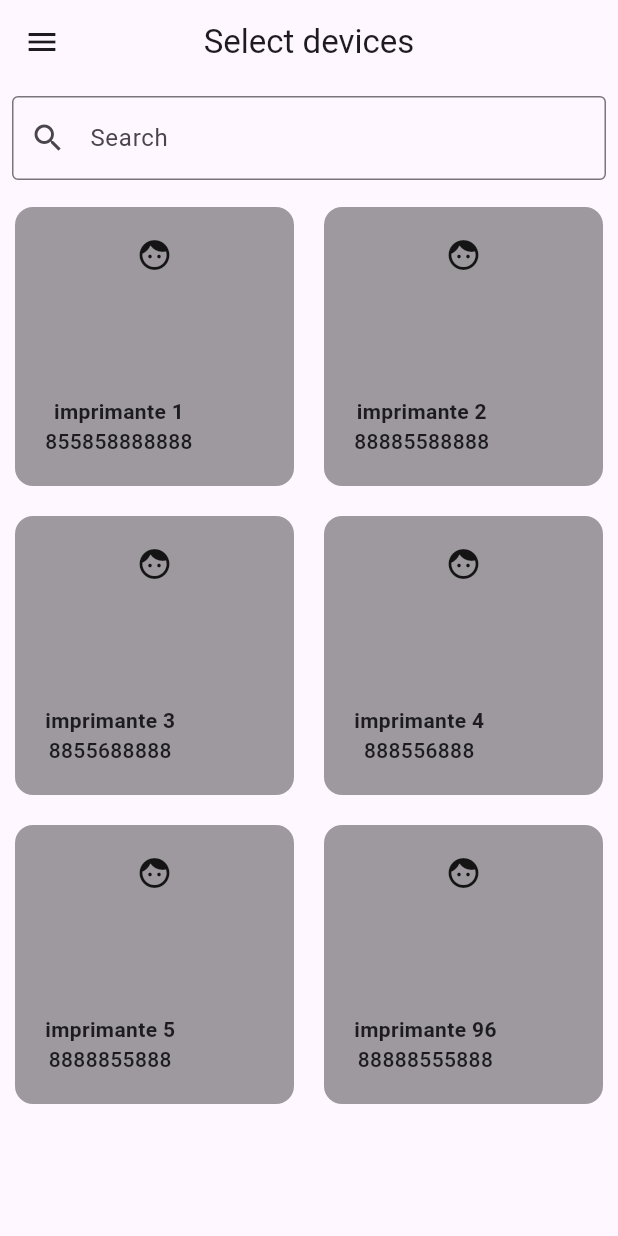
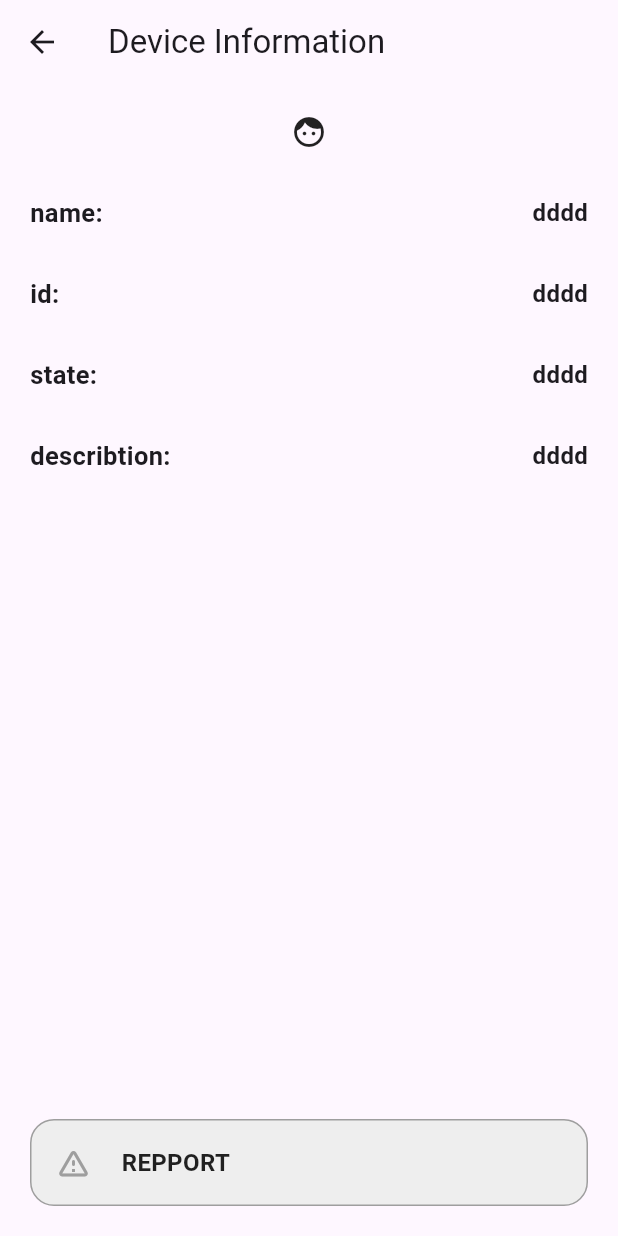
Before and after one commit to mohamedamine-code/chech_Licence_Flutter, a Flutter app: the Selectdevices screen opened by its route, after a tap on "imprimante 1", on a phone screen of 412 x 824 dp. Run offline on Flutter 3.47's test engine with Material 3 defaults, Android fonts, the phone set to English and light mode, and no system bars.

Commit message:
Device Information  commit

```diff
--- a/lib/Component/Container.dart
+++ b/lib/Component/Container.dart
@@ -28,6 +28,7 @@ class MyContainer extends StatelessWidget {
       child: Row(
         children: [
             Icon(icon, color: color ?? Colors.grey),
+            const SizedBox(width: 20,),
           Text(
             data,
             style: TextStyle(
--- a/lib/pages/SelectDevices.dart
+++ b/lib/pages/SelectDevices.dart
@@ -1,6 +1,7 @@
 import 'package:check_license/Component/Drawer.dart';
 import 'package:check_license/Component/MyDevice.dart';
 import 'package:check_license/models/DataBase.dart';
+import 'package:check_license/util/infromationDevice.dart';
 import 'package:flutter/material.dart';
 import 'package:provider/provider.dart';
 
@@ -81,10 +82,12 @@ class _SelectdevicesState extends State<Selectdevices> {
               itemCount: device.length,
               itemBuilder: (context, index) {
                 return MyDevice(
-                  onTap: (){
-
+                  onTap: () {
+                    Navigator.push(context, MaterialPageRoute(builder: (context) => Infromationdevice(),));
                   },
-                  name: device[index].name, id: device[index].id);
+                  name: device[index].name,
+                  id: device[index].id,
+                );
               },
             ),
           ),
--- /dev/null
+++ b/lib/util/infromationDevice.dart
@@ -0,0 +1,91 @@
+import 'package:check_license/Component/Container.dart';
+import 'package:flutter/material.dart';
+
+class Infromationdevice extends StatelessWidget {
+  const Infromationdevice({super.key});
+
+  @override
+  Widget build(BuildContext context) {
+    return Scaffold(
+      appBar: AppBar(title: Text("Device Information")),
+      body: Center(
+        child: Padding(
+          padding: const EdgeInsets.all(20),
+          child: Column(
+            mainAxisAlignment: MainAxisAlignment.spaceBetween,
+            children: [
+
+              Column(
+                children: [
+                  Icon(Icons.face),
+                  const SizedBox(height: 30),
+                  Row(
+                    mainAxisAlignment: MainAxisAlignment.spaceBetween,
+                    children: [
+                      Text(
+                        "name:",
+                        style: TextStyle(fontSize: 17, fontWeight: FontWeight.bold),
+                      ),
+                      Text(
+                        "dddd",
+                        style: TextStyle(fontSize: 16, fontWeight: FontWeight.w600),
+                      ),
+                    ],
+                  ),
+                  const SizedBox(height: 30),
+                  Row(
+                    mainAxisAlignment: MainAxisAlignment.spaceBetween,
+                    children: [
+                      Text(
+                        "id:",
+                        style: TextStyle(fontSize: 17, fontWeight: FontWeight.bold),
+                      ),
+                      Text(
+                        "dddd",
+                        style: TextStyle(fontSize: 16, fontWeight: FontWeight.w600),
+                      ),
+                    ],
+                  ),
+                  const SizedBox(height: 30),
+                  Row(
+                    mainAxisAlignment: MainAxisAlignment.spaceBetween,
+                    children: [
+                      Text(
+                        "state:",
+                        style: TextStyle(fontSize: 17, fontWeight: FontWeight.bold),
+                      ),
+                      Text(
+                        "dddd",
+                        style: TextStyle(fontSize: 16, fontWeight: FontWeight.w600),
+                      ),
+                    ],
+                  ),
+                  const SizedBox(height: 30),
+                  Row(
+                    mainAxisAlignment: MainAxisAlignment.spaceBetween,
+                    children: [
+                      Text(
+                        "describtion:",
+                        style: TextStyle(fontSize: 17, fontWeight: FontWeight.bold),
+                      ),
+                      Text(
+                        "dddd",
+                        style: TextStyle(fontSize: 16, fontWeight: FontWeight.w600),
+                      ),
+                    ],
+                  ),
+                ],
+              ),
+              GestureDetector(
+                onTap: (){},
+                child: MyContainer(
+                  icon: Icons.warning_amber_rounded,
+                  data: "REPPORT"),
+              )
+            ],
+          ),
+        ),
+      ),
+    );
+  }
+}
```
